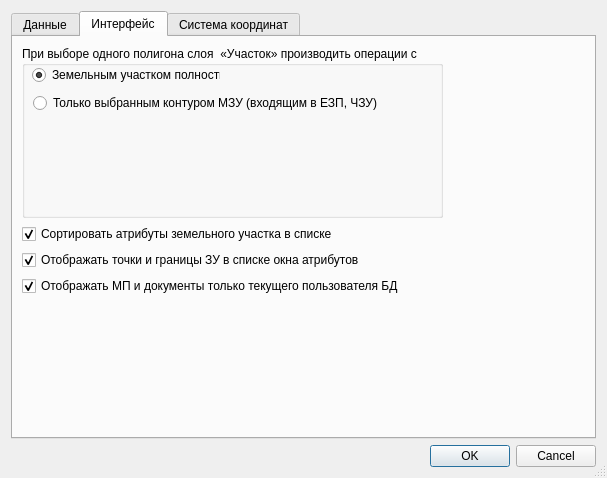
Biryuchkov/openLand, file ui/openlandsettings.ui: the form before one commit.
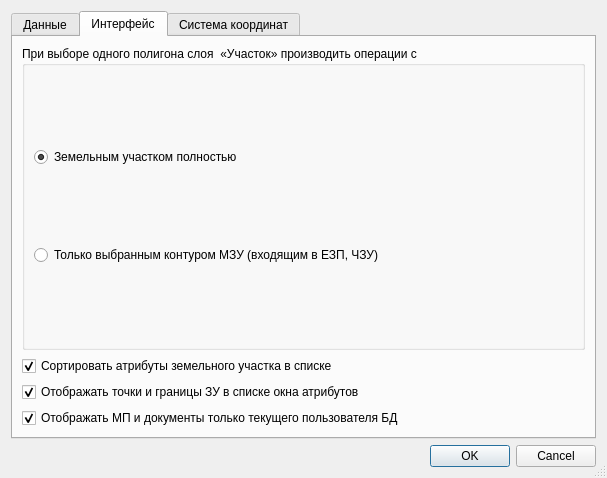
The form after the commit. Icons and pictures are not drawn.

```diff
--- a/ui/openlandsettings.ui
+++ b/ui/openlandsettings.ui
@@ -234,8 +234,8 @@
      <widget class="QWidget" name="tabInterface">
       <property name="maximumSize">
        <size>
-        <width>439</width>
-        <height>268</height>
+        <width>16777215</width>
+        <height>16777215</height>
        </size>
       </property>
       <attribute name="title">
@@ -247,15 +247,9 @@
          <property name="title">
           <string>При выборе одного полигона слоя  «Участок» производить операции с</string>
          </property>
+         <layout class="QVBoxLayout" name="verticalLayout_3">
+          <item>
          <widget class="QRadioButton" name="radioButtonMultiCont">
-          <property name="geometry">
-           <rect>
-            <x>10</x>
-            <y>20</y>
-            <width>188</width>
-            <height>18</height>
-           </rect>
-          </property>
           <property name="text">
            <string>Земельным участком полностью</string>
           </property>
@@ -263,19 +257,15 @@
            <bool>true</bool>
           </property>
          </widget>
+          </item>
+          <item>
          <widget class="QRadioButton" name="radioButtonOneCont">
-          <property name="geometry">
-           <rect>
-            <x>11</x>
-            <y>48</y>
-            <width>411</width>
-            <height>18</height>
-           </rect>
-          </property>
           <property name="text">
            <string>Только выбранным контуром МЗУ (входящим в ЕЗП, ЧЗУ)</string>
           </property>
          </widget>
+          </item>
+         </layout>
         </widget>
        </item>
        <item>
```
Lines whose indentation alone changed are shown as unchanged.
